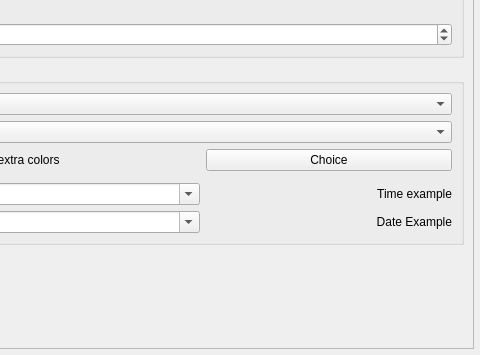
Old version of the form src/widget/form/settings/userinterfacesettings.ui in the repository qTox/qTox; both pictures show x 198 to 678 and y 617 to 972 of the 678 by 972 pixel window.
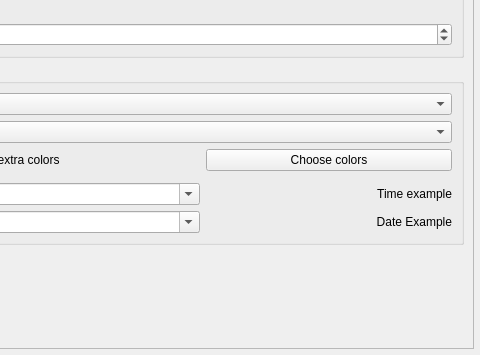
New version of the form. Custom widgets are drawn as their Qt base class.

Commit message: style: edit text for button

```diff
--- a/src/widget/form/settings/userinterfacesettings.ui
+++ b/src/widget/form/settings/userinterfacesettings.ui
@@ -38,9 +38,9 @@
       <property name="geometry">
        <rect>
         <x>0</x>
-        <y>-48</y>
-        <width>642</width>
-        <height>1004</height>
+        <y>0</y>
+        <width>662</width>
+        <height>956</height>
        </rect>
       </property>
       <layout class="QVBoxLayout" name="verticalLayout_3">
@@ -521,7 +521,7 @@
             <item>
              <widget class="QPushButton" name="choiceExtraColor">
               <property name="text">
-               <string>Choice</string>
+               <string>Choose colors</string>
               </property>
              </widget>
             </item>
```
Left out of the diff: 22 changed lines with no effect on the pictures.
